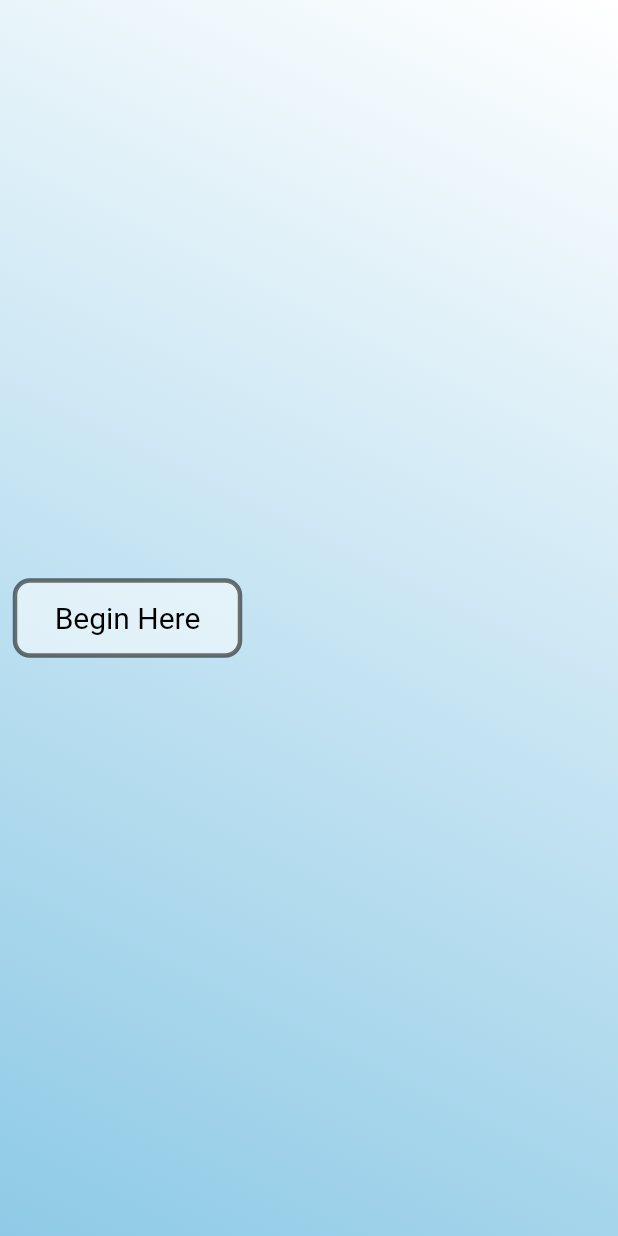
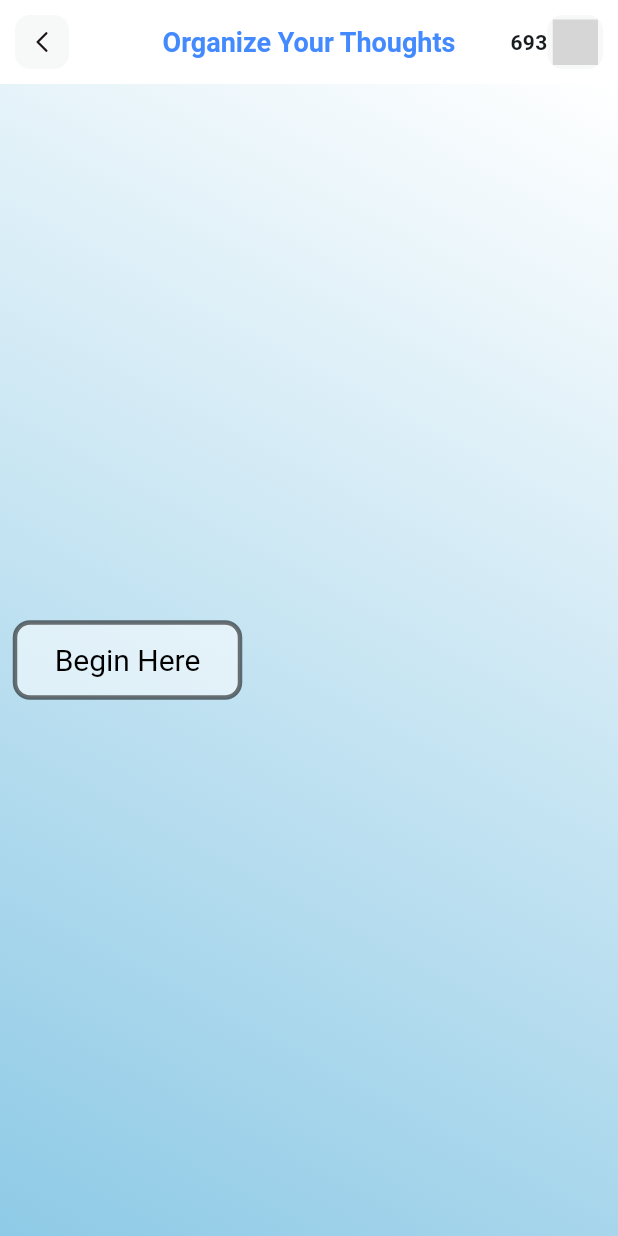
Before and after one commit to avnithv/CongressionalApp2023, a Flutter app: the MindMapWidget screen opened directly, on a phone screen of 412 x 824 dp. Run offline on Flutter 3.47's test engine with Material 2 defaults, Android fonts, the phone set to English and light mode, and no system bars; our stand-ins replace flutter_svg, fluttertoast, velocity_x; missing offline and left inert: chat_gpt_sdk; project files that could hold a hidden picture were left out; grey boxes are pictures that could not be loaded.

Commit message:
Update mindmap_widget.dart

```diff
--- a/congressional_app/lib/mindmap_widget.dart
+++ b/congressional_app/lib/mindmap_widget.dart
@@ -1,5 +1,7 @@
 import 'package:flutter/gestures.dart';
 import 'package:flutter/material.dart';
+import 'package:flutter_svg/flutter_svg.dart';
+import 'main.dart';
 import 'node.dart';
 import 'mindmap_painter.dart';
 
@@ -44,6 +46,7 @@
   @override
   Widget build(BuildContext context) {
     return Scaffold(
+        appBar: appBar(),
         body: Stack(children: [
       GestureDetector(
         behavior: HitTestBehavior.opaque,
@@ -132,3 +135,64 @@
     toggleEditMode("");
   }
 }
+
+AppBar appBar() {
+    return AppBar(
+        title: Text(
+          'Organize Your Thoughts',
+          style: TextStyle(
+            color: Colors.blueAccent,
+            fontSize: 18,
+            fontWeight: FontWeight.bold
+          ),
+        ),
+        backgroundColor: Colors.white,
+        elevation: 0,
+        centerTitle: true,
+        leading: GestureDetector(
+          onTap: () {
+
+          },
+            child: Container(
+              margin: EdgeInsets.all(10),
+              alignment: Alignment.center,
+              child: SvgPicture.asset(
+                'assets/icons/Arrow - Left 2.svg',
+                height: 20,
+                width: 20,
+              ),
+              decoration: BoxDecoration(
+                color: Color(0xffF7F8F8),
+                borderRadius: BorderRadius.circular(10)
+              ),
+            ),
+        ),
+        actions: [
+          Text(
+            '${MyHomePage.coins}',
+            style: TextStyle(
+              fontWeight: FontWeight.bold
+            ),
+          ),
+          GestureDetector(
+              onTap: () {
+
+              },
+              child: Container(
+                margin: EdgeInsets.only(top: 10, bottom: 10, right: 10),
+                alignment: Alignment.center,
+                width: 37,
+                child: SvgPicture.asset(
+                  'assets/icons/money.svg',
+                  height: 30,
+                  width: 30,
+                ),
+                decoration: BoxDecoration(
+                  color: Color(0xffF7F8F8),
+                  borderRadius: BorderRadius.circular(10)
+                ),
+            ),
+          ),
+        ],
+      );
+}
```
